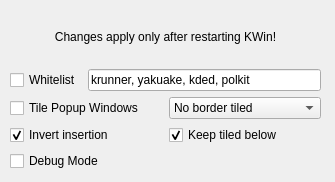
First picture: the form in res/config.ui, repository zeroxoneafour/kwin-autotile, before the edit.
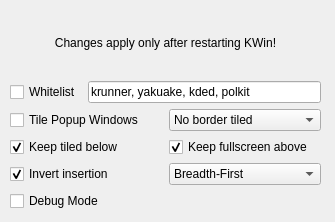
Second picture: the form after the edit.

```diff
--- a/res/config.ui
+++ b/res/config.ui
@@ -7,7 +7,7 @@
     <x>0</x>
     <y>0</y>
     <width>335</width>
-    <height>182</height>
+    <height>222</height>
    </rect>
   </property>
   <property name="windowTitle">
@@ -19,7 +19,7 @@
      <x>10</x>
      <y>10</y>
      <width>311</width>
-     <height>161</height>
+     <height>201</height>
     </rect>
    </property>
    <layout class="QVBoxLayout" name="verticalLayout">
@@ -107,6 +107,36 @@
     <item>
      <layout class="QHBoxLayout" name="horizontalLayout_3">
       <item>
+       <widget class="QCheckBox" name="kcfg_KeepTiledBelow">
+        <property name="toolTip">
+         <string>&lt;html&gt;&lt;head/&gt;&lt;body&gt;&lt;p&gt;Whether to keep tiled windows below floating windows&lt;/p&gt;&lt;/body&gt;&lt;/html&gt;</string>
+        </property>
+        <property name="text">
+         <string>Keep tiled below</string>
+        </property>
+        <property name="checked">
+         <bool>true</bool>
+        </property>
+       </widget>
+      </item>
+      <item>
+       <widget class="QCheckBox" name="kcfg_KeepFullscreenAbove">
+        <property name="toolTip">
+         <string>&lt;html&gt;&lt;head/&gt;&lt;body&gt;&lt;p&gt;Whether to keep fullscreen windows above other windows&lt;/p&gt;&lt;/body&gt;&lt;/html&gt;</string>
+        </property>
+        <property name="text">
+         <string>Keep fullscreen above</string>
+        </property>
+        <property name="checked">
+         <bool>true</bool>
+        </property>
+       </widget>
+      </item>
+     </layout>
+    </item>
+    <item>
+     <layout class="QHBoxLayout" name="horizontalLayout_4">
+      <item>
        <widget class="QCheckBox" name="kcfg_InvertInsertion">
         <property name="toolTip">
          <string>&lt;html&gt;&lt;head/&gt;&lt;body&gt;&lt;p&gt;Invert the side that windows are inserted into&lt;/p&gt;&lt;/body&gt;&lt;/html&gt;</string>
@@ -120,13 +150,23 @@
        </widget>
       </item>
       <item>
-       <widget class="QCheckBox" name="kcfg_KeepTiledBelow">
-        <property name="text">
-         <string>Keep tiled below</string>
+       <widget class="QComboBox" name="kcfg_InsertMethod">
+        <property name="toolTip">
+         <string>&lt;html&gt;&lt;head/&gt;&lt;body&gt;&lt;p&gt;How new tiles are inserted&lt;/p&gt;&lt;/body&gt;&lt;/html&gt;</string>
         </property>
-        <property name="checked">
-         <bool>true</bool>
+        <property name="currentIndex">
+         <number>0</number>
         </property>
+        <item>
+         <property name="text">
+          <string>Breadth-First</string>
+         </property>
+        </item>
+        <item>
+         <property name="text">
+          <string>Bottom Up</string>
+         </property>
+        </item>
        </widget>
       </item>
      </layout>
```
